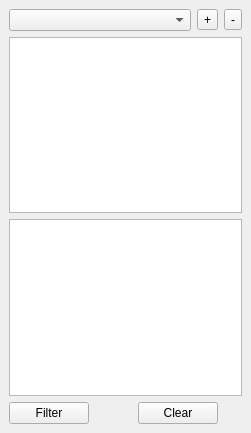
Before: the Qt Designer form multi_filter_dockwidget_base.ui in sickel/multi_filter, drawn with Qt 5.
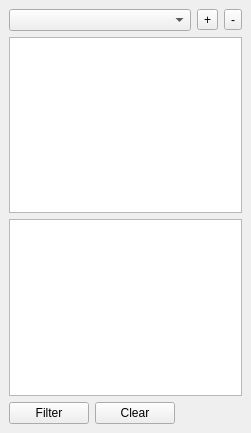
After: the same form once the commit is applied. Custom widgets are drawn as their Qt base class.

Commit message: First working version. Need to save data for plugin

Patch:
```diff
--- a/multi_filter_dockwidget_base.ui
+++ b/multi_filter_dockwidget_base.ui
@@ -24,13 +24,6 @@
         </property>
        </widget>
       </item>
-      <item row="4" column="2" colspan="2">
-       <widget class="QPushButton" name="pBClear">
-        <property name="text">
-         <string>Clear</string>
-        </property>
-       </widget>
-      </item>
       <item row="0" column="0" colspan="3">
        <widget class="QgsMapLayerComboBox" name="mMCLLayers"/>
       </item>
@@ -54,6 +47,13 @@
         </property>
        </widget>
       </item>
+      <item row="4" column="1">
+       <widget class="QPushButton" name="pBClear">
+        <property name="text">
+         <string>Clear</string>
+        </property>
+       </widget>
+      </item>
      </layout>
     </item>
    </layout>
```
The commit also changes 1 other file.
